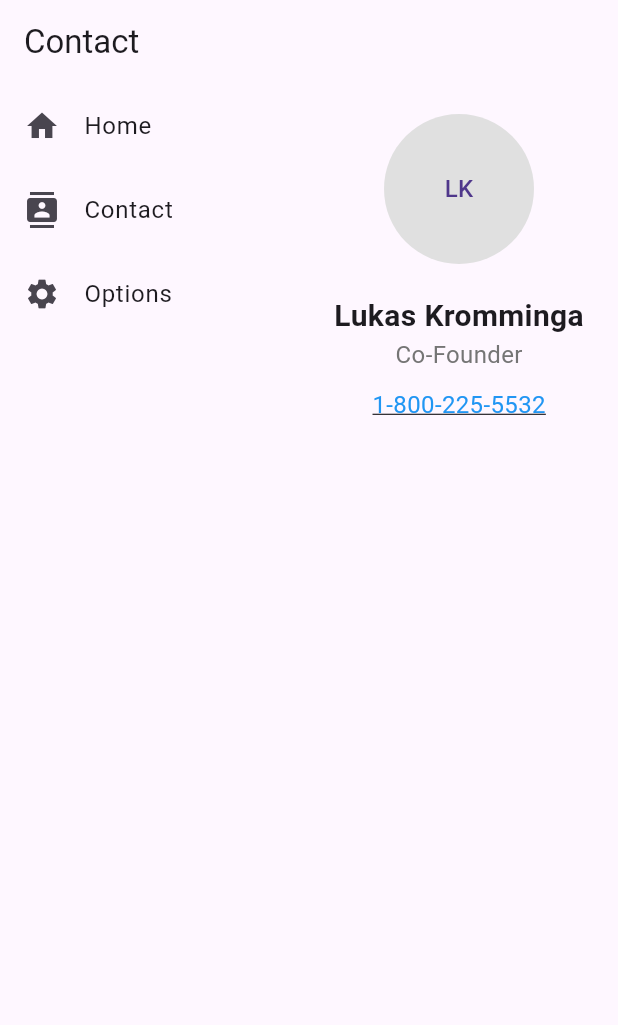
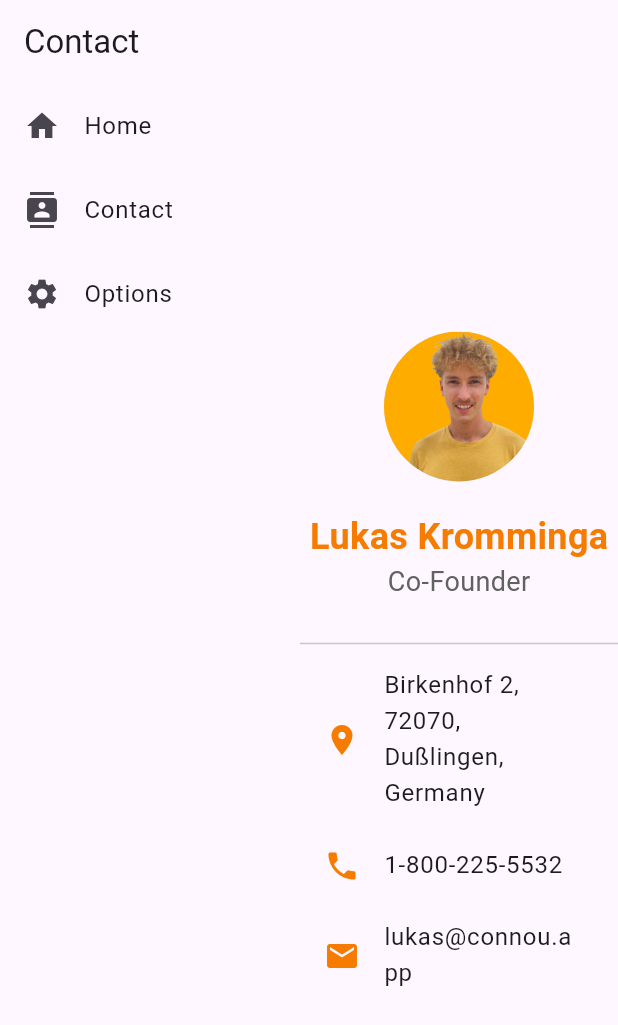
Before and after one commit to Lukaschanger/flutter_application_dash, a Flutter app: the ContactScreen screen opened by its route, on a phone screen of 412 x 824 dp. Shown: the top 1025 px of the screen. Run offline on Flutter 3.47's test engine with Material 3 defaults, Android fonts, the light colour scheme and no system bars; our stand-ins replace cloud_firestore, firebase_auth, firebase_core, firebase_storage, image_picker; missing offline and left inert: firebase_ui_auth, firebase_ui_oauth_google; accounts and stored records are empty; statements that could not run were skipped.

```diff
--- a/lib/AddUniversityWidget.dart
+++ b/lib/AddUniversityWidget.dart
@@ -1,6 +1,6 @@
 import 'package:flutter/material.dart';
 import 'package:cloud_firestore/cloud_firestore.dart';
-import 'university_logo_uploader.dart'; // Assuming you have this file ready
+import 'university_logo_uploader.dart';
 
 class AddUniversityWidget extends StatefulWidget {
   @override
@@ -37,7 +37,6 @@ class _AddUniversityWidgetState extends State<AddUniversityWidget> {
 
     // Calculate app penetration as a whole number
     final double appPenetrationRate = (usersApp / numberStudents) * 100;
-
     setState(() {
       _appPenetration =
           appPenetrationRate; // Store the whole number, not a decimal
@@ -112,6 +111,8 @@ class _AddUniversityWidgetState extends State<AddUniversityWidget> {
           keyboardType: TextInputType.number,
         ),
         SizedBox(height: 20),
+        UploadLogoButton(),
+        SizedBox(height: 20),
         ElevatedButton(
           onPressed: _addUniversity,
           child: Text('Add University'),
--- a/lib/contact.dart
+++ b/lib/contact.dart
@@ -1,9 +1,14 @@
 import 'package:flutter/material.dart';
-import 'vertical_navbar.dart'; // Make sure to import the VerticalNavbar widget
+import 'package:flutter_application_dash/university_logo_uploader.dart';
+import 'vertical_navbar.dart';
+import 'package:url_launcher/url_launcher.dart';
 
 class ContactScreen extends StatelessWidget {
   @override
   Widget build(BuildContext context) {
+    // Define a darker orange color
+    Color darkOrange = Color(0xFFF57C00);
+
     return Scaffold(
       appBar: AppBar(
         title: const Text('Contact'),
@@ -11,45 +16,56 @@ class ContactScreen extends StatelessWidget {
       ),
       body: Row(
         children: [
-          VerticalNavbar(), // Your custom vertical navigation bar
+          VerticalNavbar(), // Ensure this navbar aligns with the design
           Expanded(
+            child: SingleChildScrollView(
               child: Center(
                 child: Column(
                   mainAxisAlignment: MainAxisAlignment.start,
                   crossAxisAlignment: CrossAxisAlignment.center,
                   children: <Widget>[
-                  const SizedBox(height: 20),
+                    SizedBox(
+                        height:
+                            10), // Reduced space to move content closer to the top
                     CircleAvatar(
                       radius: 50,
-                    backgroundColor: Colors.grey[300],
-                    child: const Text(
-                        'LK'), // Placeholder text or you can put an image here
+                      backgroundImage: AssetImage(
+                          'assets/images/Lukas_OrangeBackground.jpg'),
                     ),
-                  const SizedBox(height: 20),
-                  const Text(
+                    SizedBox(height: 20),
+                    Text(
                       'Lukas Kromminga',
                       style: TextStyle(
-                      fontSize: 20,
+                        fontSize: 24,
                         fontWeight: FontWeight.bold,
+                        color: darkOrange, // Darker orange for text
                       ),
                     ),
                     Text(
                       'Co-Founder',
                       style: TextStyle(
-                      fontSize: 16,
-                      color: Colors.grey[600],
+                        fontSize: 18,
+                        color: Colors.grey[700],
                       ),
                     ),
-                  const SizedBox(height: 10),
-                  const Text(
-                    '1-800-225-5532',
-                    style: TextStyle(
-                      fontSize: 16,
-                      color: Colors.blue,
-                      decoration: TextDecoration.underline,
+                    SizedBox(height: 20),
+                    Divider(),
+                    ListTile(
+                      leading: Icon(Icons.location_on, color: darkOrange),
+                      title: Text('Birkenhof 2, 72070, Dußlingen, Germany'),
                     ),
+                    ListTile(
+                      leading: Icon(Icons.phone, color: darkOrange),
+                      title: Text('1-800-225-5532'),
+                    ),
+                    ListTile(
+                      leading: Icon(Icons.email, color: darkOrange),
+                      title: Text('lukas@connou.app'),
+                      onTap: () =>
+                          launchUrl(Uri.parse('mailto:lukas@connou.app')),
                     ),
                   ],
+                ),
               ),
             ),
           ),
--- a/lib/options.dart
+++ b/lib/options.dart
@@ -2,6 +2,7 @@ import 'package:firebase_auth/firebase_auth.dart';
 import 'package:firebase_ui_auth/firebase_ui_auth.dart';
 import 'package:flutter/material.dart';
 import 'package:flutter_application_dash/AddUniversityWidget.dart';
+import 'package:flutter_application_dash/university_logo_uploader.dart';
 import 'vertical_navbar.dart';
 import 'university_dropdown.dart'; // Make sure to import your new widget
 
--- a/pubspec.yaml
+++ b/pubspec.yaml
@@ -44,6 +44,9 @@ dependencies:
   firebase_analytics: ^10.10.1
   file_picker: ^8.0.0+1
   firebase_storage: ^11.7.1
+  image_picker: ^1.0.7
+  image_picker_for_web: ^3.0.3
+  url_launcher: ^6.2.5
 
 dev_dependencies:
   flutter_test:
@@ -70,6 +73,7 @@ flutter:
   # To add assets to your application, add an assets section, like this:
   assets:
     - assets/images/logo.png
+    - assets/images/Lukas_OrangeBackground.jpg
   #   - images/a_dot_ham.jpeg
 
   # An image asset can refer to one or more resolution-specific "variants", see
```
Also changed, not shown: lib/UniversityFormWidget.dart (added, +86 -0 lines), lib/university_logo_uploader.dart (+56 -38 lines), assets/images/Lukas_OrangeBackground.jpg (added), pubspec.lock, 1 other file. Lines whose indentation alone changed are shown as unchanged.
